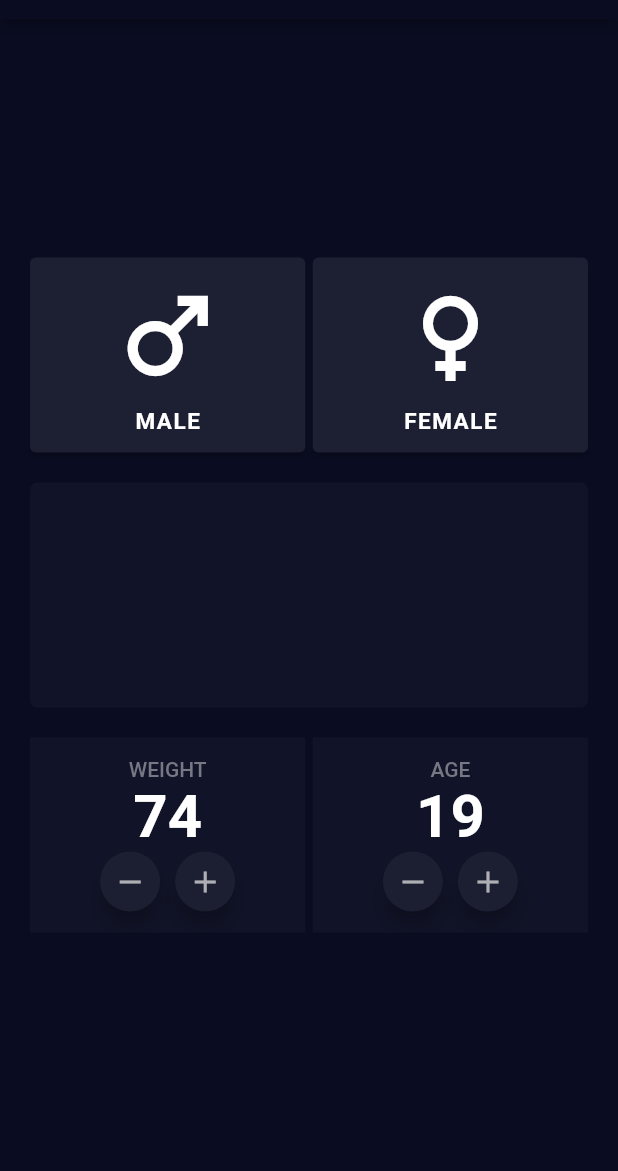
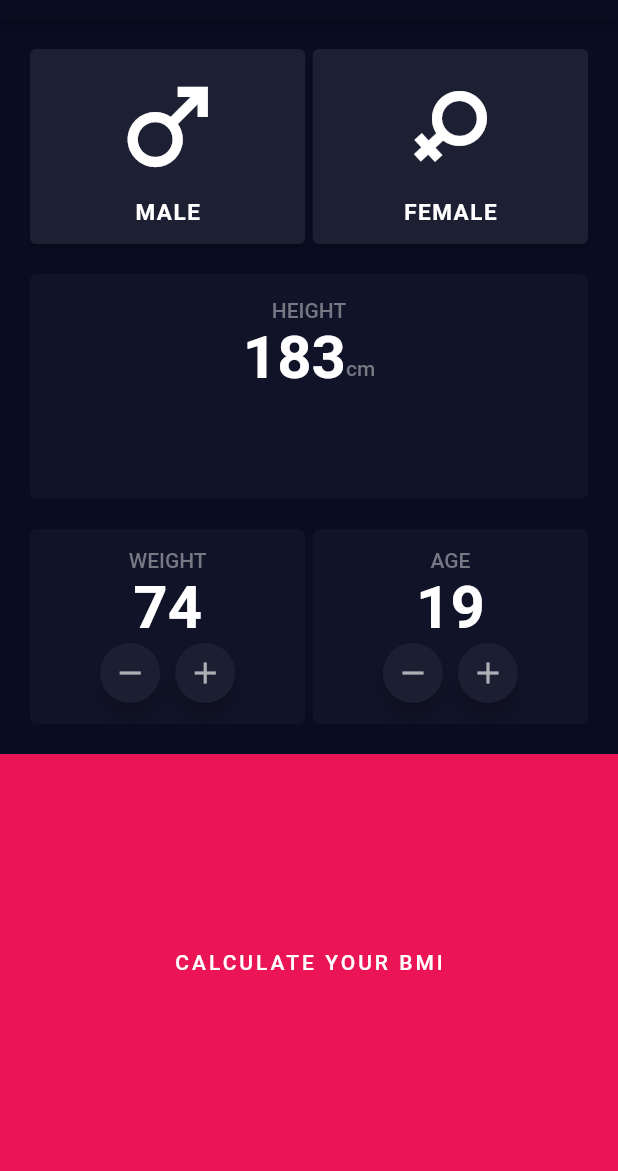
Before and after one commit to zeeshi2k1/bmi_calculator, a Flutter app: the screen it shows after launch, on a phone screen of 412 x 824 dp, the part 65-1236 px from its top. Run offline on Flutter 3.47's test engine with Material 2 defaults, Android fonts, the phone set to English and light mode, and no system bars.

Commit message:
Initiat commit

```diff
--- a/lib/input_page.dart
+++ b/lib/input_page.dart
@@ -18,13 +18,15 @@ class _InputPageState extends State<InputPage> {
           ),
         ),
       ),
-      body: Padding(
+      body: Column(
+        crossAxisAlignment: CrossAxisAlignment.stretch,
+        children: [
+          Padding(
             padding: const EdgeInsets.symmetric(vertical: 20, horizontal: 20),
             child: Column(
               mainAxisAlignment: MainAxisAlignment.center,
               children: [
                 Row(
-              mainAxisSize: MainAxisSize.min,
                   children: <Widget>[
                     Expanded(
                       child: ElevatedButton(
@@ -61,8 +63,11 @@ class _InputPageState extends State<InputPage> {
                           margin: EdgeInsets.symmetric(vertical: 12),
                           child: Column(
                             children: <Widget>[
-                          Icon(
+                              Transform.rotate(
+                                angle: 44.8,
+                                child: Icon(
                                   Icons.female,
+                                ),
                               ),
                               SizedBox(
                                 height: 8,
@@ -91,6 +96,39 @@ class _InputPageState extends State<InputPage> {
                     borderRadius: BorderRadius.circular(5.0),
                     color: Color(0xFF111428),
                   ),
+                  child: Padding(
+                    padding: const EdgeInsets.all(16.0),
+                    child: Column(
+                      children: <Widget>[
+                      Text("HEIGHT",
+                        style: TextStyle(
+                          color: Color(0xFF767883),
+                          fontWeight: FontWeight.w500,
+                        ),
+                      ),
+                        Row(
+                          mainAxisAlignment: MainAxisAlignment.center,
+                          children: <Widget>[
+                            Text("183",
+                              style: TextStyle(
+                                fontWeight: FontWeight.bold,
+                                fontSize: 40,
+                              ),
+                            ),
+                            Padding(
+                              padding: const EdgeInsets.only(top: 15),
+                              child: Text("cm",
+                                style: TextStyle(
+                                  color: Color(0xFF767883),
+                                  fontWeight: FontWeight.w500,
+                                ),
+                              ),
+                            ),
+                          ],
+                        ),
+                    ],
+                    ),
+                  ),
                 ),
                 SizedBox(
                   height: 20,
@@ -101,7 +139,10 @@ class _InputPageState extends State<InputPage> {
                     Expanded(
                       child: Container(
                         height: 130,
-                    color:  Color(0xFF111428),
+                        decoration: BoxDecoration(
+                          borderRadius: BorderRadius.circular(5.0),
+                          color: Color(0xFF111428),
+                        ),
                         child: Padding(
                           padding: const EdgeInsets.all(13.0),
                           child: Column(
@@ -159,7 +200,10 @@ class _InputPageState extends State<InputPage> {
                     Expanded(
                       child: Container(
                         height: 130,
-                    color:  Color(0xFF111428),
+                        decoration: BoxDecoration(
+                          borderRadius: BorderRadius.circular(5.0),
+                          color: Color(0xFF111428),
+                        ),
                         child: Padding(
                           padding: const EdgeInsets.all(13.0),
                           child: Column(
@@ -216,6 +260,26 @@ class _InputPageState extends State<InputPage> {
               ],
             ),
           ),
+          Expanded(
+            child: TextButton(
+              style: TextButton.styleFrom(
+                backgroundColor: Color(0xFFEB1555),
+                foregroundColor: Colors.pink[400],
+                shape: RoundedRectangleBorder(
+                  borderRadius: BorderRadius.zero,
+                ),
+              ),
+              onPressed: (){},
+              child: Text("CALCULATE YOUR BMI",
+                style: TextStyle(
+                  color: Colors.white,
+                  letterSpacing: 2,
+                ),
+              ),
+            ),
+          ),
+        ],
+      ),
     );
   }
 }
```
Lines whose indentation alone changed are shown as unchanged.
